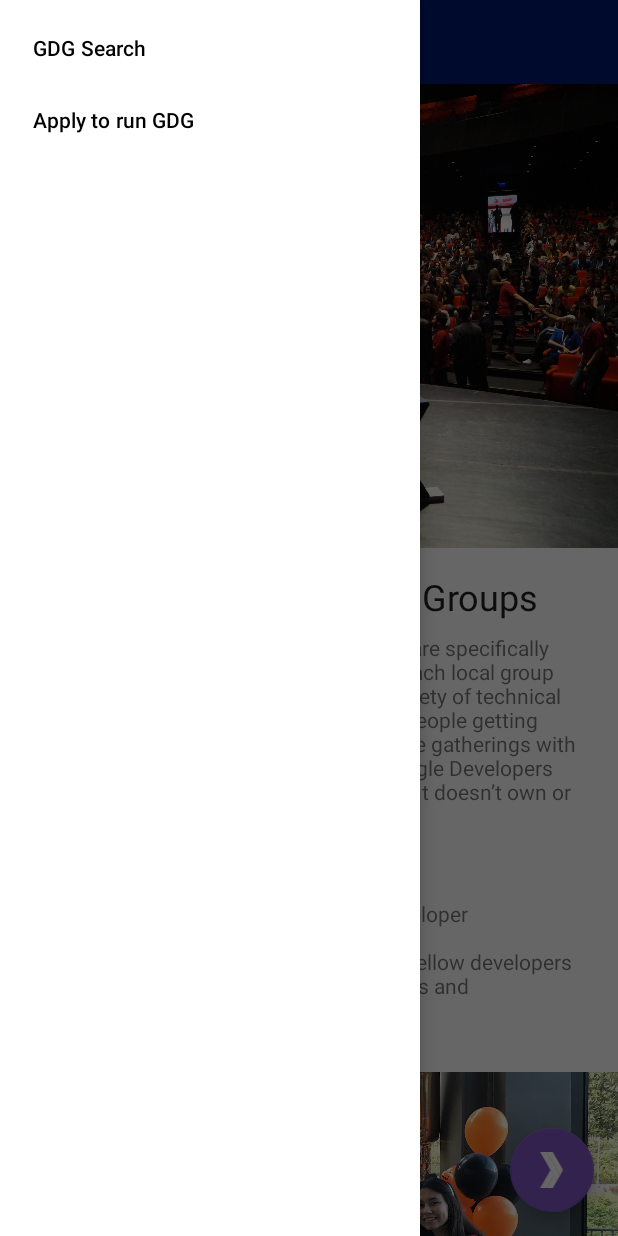
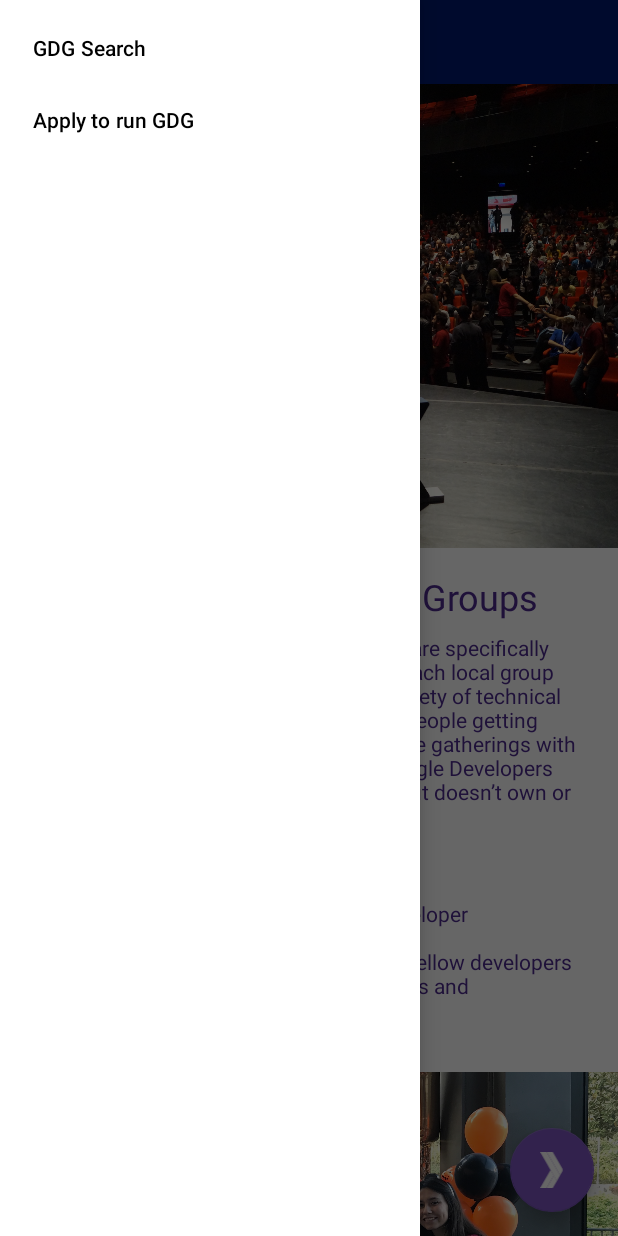
Before and after one commit to mrprimary92/Styling, an Android app: the screen it shows after launch (MainActivity), with the side drawer open, on a phone screen of 412 x 824 dp. Run offline under Robolectric (Android 15) with nearby library versions, the phone set to English and light mode, and no system bars; our stand-ins replace data binding, navigation-ui; Roboto replaces fonts that are not available here.

Commit message:
added colors.xml for dark theme with values-night directory and applied it using DayNight theme

```diff
--- a/app/src/main/java/com/example/android/gdgfinder/MainActivity.kt
+++ b/app/src/main/java/com/example/android/gdgfinder/MainActivity.kt
@@ -3,6 +3,7 @@ package com.example.android.gdgfinder
 import android.os.Bundle
 import android.view.View
 import androidx.appcompat.app.AppCompatActivity
+import androidx.appcompat.app.AppCompatDelegate
 import androidx.databinding.DataBindingUtil
 import androidx.navigation.NavDestination
 import androidx.navigation.findNavController
@@ -20,6 +21,8 @@ class MainActivity : AppCompatActivity() {
         binding = DataBindingUtil.setContentView(this, R.layout.activity_main)
 
         setupNavigation()
+//        AppCompatDelegate.setDefaultNightMode(AppCompatDelegate.MODE_NIGHT_YES)
+
     }
 
     /**
--- /dev/null
+++ b/app/src/main/res/values-night/colors.xml
@@ -0,0 +1,11 @@
+<?xml version="1.0" encoding="utf-8"?>
+<resources>
+    <color name="primaryColor">#603f9f</color>
+    <color name="primaryLightColor">#966ad1</color>
+    <color name="primaryDarkColor">#301970</color>
+    <color name="secondaryColor">#ae56c1</color>
+    <color name="secondaryLightColor">#f084f4</color>
+    <color name="secondaryDarkColor">#fd2b90</color>
+    <color name="primaryTextColor">#ffffff</color>
+    <color name="secondaryTextColor">#ffffff</color>
+</resources>
--- a/app/src/main/res/values/styles.xml
+++ b/app/src/main/res/values/styles.xml
@@ -1,7 +1,7 @@
 <resources>
 
     <!-- Base application theme. -->
-    <style name="AppTheme" parent="Theme.MaterialComponents.Light.NoActionBar">
+    <style name="AppTheme" parent="Theme.MaterialComponents.DayNight.NoActionBar">
         <!-- Customize your theme here. -->
         <item name="colorPrimary">@color/primaryColor</item>
         <item name="colorPrimaryDark">@color/primaryDarkColor</item>
@@ -10,6 +10,9 @@
         <item name="colorSecondary">@color/secondaryColor</item>
         <item name="colorSecondaryVariant">@color/secondaryDarkColor</item>
         <item name="colorOnSecondary">@color/secondaryTextColor</item>
+
+        <item name="android:textColorPrimary">@color/secondaryLightColor</item>
+        <item name="android:textColor">@color/secondaryDarkColor</item>
 
         <item name="android:fontFamily">@font/lobster_two</item>
         <item name="fontFamily">@font/lobster_two</item>
```
